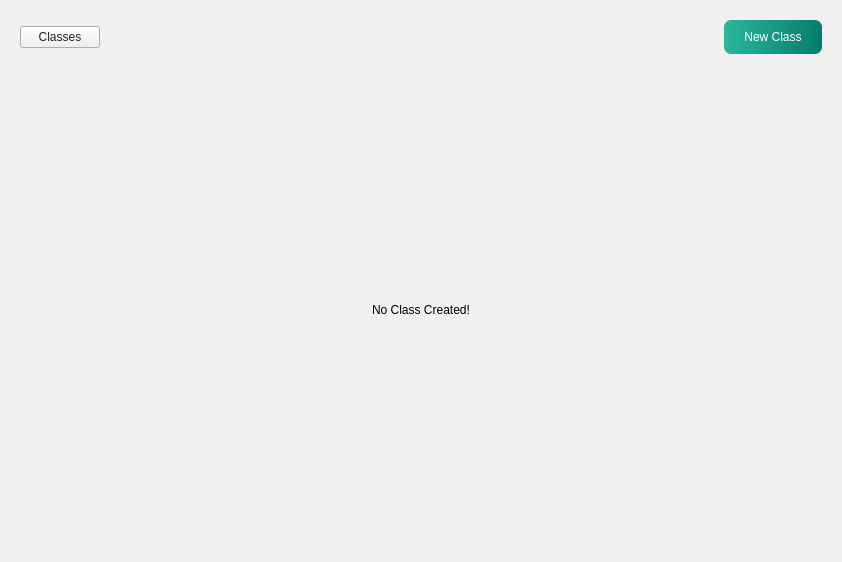
Old version of the form ui/QTFiles/testResults.ui in the repository fizzycoding/Attendance-Management-System--College.
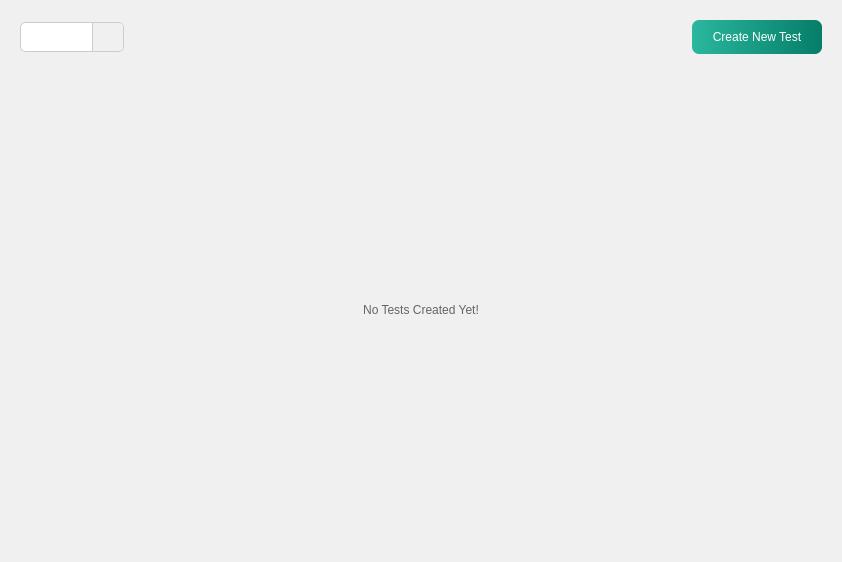
New version of the form. The open tabs and pages were chosen to show the change. Icons and pictures are not drawn.

Commit message: Test Section Complete

The edit to the form file:
```diff
--- a/ui/QTFiles/testResults.ui
+++ b/ui/QTFiles/testResults.ui
@@ -10,12 +10,6 @@
     <height>562</height>
    </rect>
   </property>
-  <property name="sizePolicy">
-   <sizepolicy hsizetype="Fixed" vsizetype="Fixed">
-    <horstretch>0</horstretch>
-    <verstretch>0</verstretch>
-   </sizepolicy>
-  </property>
   <property name="windowTitle">
    <string>Form</string>
   </property>
@@ -33,13 +27,54 @@
      </property>
      <layout class="QHBoxLayout" name="horizontalLayout_2">
       <item>
-       <widget class="QPushButton" name="refresh_class">
+       <widget class="QComboBox" name="dropdown_classes">
+        <property name="enabled">
+         <bool>true</bool>
+        </property>
+        <property name="sizePolicy">
+         <sizepolicy hsizetype="Fixed" vsizetype="Fixed">
+          <horstretch>0</horstretch>
+          <verstretch>0</verstretch>
+         </sizepolicy>
+        </property>
+        <property name="minimumSize">
+         <size>
+          <width>0</width>
+          <height>0</height>
+         </size>
+        </property>
         <property name="styleSheet">
-         <string notr="true">color: rgb(34, 34, 34);
-font: 600 18pt &quot;Segoe UI&quot;;</string>
-        </property>
-        <property name="text">
-         <string>Classes</string>
+         <string notr="true">QComboBox {
+    background-color: white;
+    border: 1px solid #ccc;
+    border-radius: 5px;
+    padding: 5px 10px;
+    font-size: 14px;
+    color: #333;
+}
+QComboBox::down-arrow {
+    image: url(icons/arrow_down.png); 
+    width: 12px;
+    height: 12px;
+}
+QComboBox::drop-down {
+    subcontrol-origin: padding;
+    subcontrol-position: top right;
+    width: 30px;
+    border-left-width: 1px;
+    border-left-color: #ccc;
+    border-left-style: solid; 
+    border-top-right-radius: 5px;
+    border-bottom-right-radius: 5px;
+    background: #f0f0f0; 
+}
+QComboBox QAbstractItemView {
+    background-color: white;
+    border: 1px solid #ccc;
+    selection-color: #159079;
+    outline: 0;
+    color: rgb(0, 0, 0);
+}</string>
         </property>
        </widget>
       </item>
@@ -50,7 +85,7 @@
         </property>
         <property name="sizeHint" stdset="0">
          <size>
-          <width>587</width>
+          <width>40</width>
           <height>20</height>
          </size>
         </property>
@@ -70,17 +105,11 @@
 border-radius: 7px</string>
         </property>
         <property name="text">
-         <string>New Class</string>
+         <string>Create New Test</string>
         </property>
         <property name="icon">
          <iconset>
-          <normaloff>../icons/add.png</normaloff>../icons/add.png</iconset>
-        </property>
-        <property name="iconSize">
-         <size>
-          <width>15</width>
-          <height>15</height>
-         </size>
+          <normaloff>../../icons/add.png</normaloff>../../icons/add.png</iconset>
         </property>
        </widget>
       </item>
@@ -95,32 +124,16 @@
      <widget class="QWidget" name="no_class">
       <layout class="QVBoxLayout" name="verticalLayout_5">
        <item>
-        <widget class="QWidget" name="widget_2" native="true">
+        <widget class="QLabel" name="label_no_test">
          <property name="styleSheet">
-          <string notr="true">QLabel{
-  
-  font: 15pt &quot;Segoe UI&quot;;
-  color: rgb(0, 0, 0);
-}</string>
+          <string notr="true">font: 15pt &quot;Segoe UI&quot;; color: rgb(100, 100, 100);</string>
          </property>
-         <layout class="QVBoxLayout" name="verticalLayout_4">
-          <item>
-           <widget class="QLabel" name="label_2">
-            <property name="sizePolicy">
-             <sizepolicy hsizetype="Preferred" vsizetype="Preferred">
-              <horstretch>0</horstretch>
-              <verstretch>0</verstretch>
-             </sizepolicy>
-            </property>
-            <property name="text">
-             <string>No Class Created!</string>
-            </property>
-            <property name="alignment">
-             <set>Qt::AlignmentFlag::AlignCenter</set>
-            </property>
-           </widget>
-          </item>
-         </layout>
+         <property name="text">
+          <string>No Tests Created Yet!</string>
+         </property>
+         <property name="alignment">
+          <set>Qt::AlignmentFlag::AlignCenter</set>
+         </property>
         </widget>
        </item>
       </layout>
```
Left out of the diff: 36 changed lines with no effect on the pictures. The commit also changes 38 other files.
